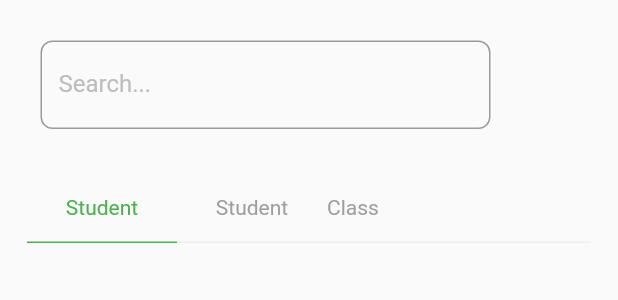
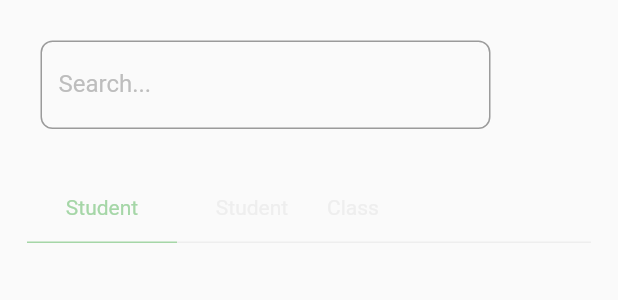
Before and after one commit to mahdinaghikhanii/School_Management, a Flutter app: the DashboardContent widget shown alone on an empty page, opened directly, on a phone screen of 412 x 824 dp. Shown: the top 300 px of the screen. Run offline on Flutter 3.47's test engine with Material 2 defaults, Android fonts, the phone set to English and light mode, and no system bars; our stand-ins replace flutter_bloc, rxdart, shared_preferences; accounts and stored records are empty.

Commit message:
create and add dashbord in my project

```diff
--- a/lib/screan/dashbord/dashbord.dart
+++ b/lib/screan/dashbord/dashbord.dart
@@ -6,6 +6,8 @@ import 'usereinfo.dart';
 import 'package:schoolmanagement/module/extension.dart';
 
 MBloc<int> _menu = MBloc<int>()..setValue(1);
+MBloc<int> _dashbordmenu = MBloc<int>()..setValue(1);
+MBloc<int> _dashhover = MBloc<int>()..setValue(1);
 
 class Dashboard extends StatelessWidget {
   const Dashboard({Key? key}) : super(key: key);
@@ -43,6 +45,12 @@ class DashboardContent extends StatelessWidget {
 
   @override
   Widget build(BuildContext context) {
+    return StreamBuilder<int>(
+        stream: _dashbordmenu.stream,
+        builder: (context, snapshot) {
+          if (!snapshot.hasData) {
+            return const MWaiting();
+          }
           return Column(
             crossAxisAlignment: CrossAxisAlignment.start,
             children: [
@@ -58,24 +66,70 @@ class DashboardContent extends StatelessWidget {
               ),
               Row(
                 children: [
-            Container(
+                  GestureDetector(
+                    onTap: () => _dashbordmenu.setValue(1),
+                    child: Container(
                         width: 100,
-                decoration: const BoxDecoration(
+                        decoration: BoxDecoration(
                           border: Border(
-                    bottom: BorderSide(color: Colors.green, width: 1),
+                            bottom: BorderSide(
+                                color: (snapshot.data ?? 0) == 1
+                                    ? Colors.green.shade200
+                                    : Colors.grey.shade200,
+                                width: 1),
                           ),
                         ),
                         padding: const EdgeInsets.only(bottom: 15),
-                child: "Student".toLabel(color: Colors.green).center),
-            Container(
+                        child: "Student"
+                            .toLabel(
+                              color: (snapshot.data ?? 0) == 1
+                                  ? Colors.green.shade200
+                                  : Colors.grey.shade200,
+                            )
+                            .center),
+                  ),
+                  GestureDetector(
+                    onTap: () => _dashbordmenu.setValue(2),
+                    child: Container(
                         width: 100,
                         decoration: BoxDecoration(
                           border: Border(
-                    bottom: BorderSide(color: Colors.grey.shade200, width: 1),
+                            bottom: BorderSide(
+                                color: (snapshot.data ?? 0) == 2
+                                    ? Colors.green.shade200
+                                    : Colors.grey.shade200,
+                                width: 1),
                           ),
                         ),
                         padding: const EdgeInsets.only(bottom: 15),
-                child: "Student".toLabel(color: Colors.grey).center),
+                        child: "Student"
+                            .toLabel(
+                              color: (snapshot.data ?? 0) == 2
+                                  ? Colors.green.shade200
+                                  : Colors.grey.shade200,
+                            )
+                            .center),
+                  ),
+                  GestureDetector(
+                    onTap: () => _dashbordmenu.setValue(3),
+                    child: Container(
+                        width: 100,
+                        decoration: BoxDecoration(
+                          border: Border(
+                            bottom: BorderSide(
+                                color: (snapshot.data ?? 0) == 3
+                                    ? Colors.green.shade200
+                                    : Colors.grey.shade200,
+                                width: 1),
+                          ),
+                        ),
+                        padding: const EdgeInsets.only(bottom: 15),
+                        child: "Class".toLabel(
+                          color: (snapshot.data ?? 0) == 3
+                              ? Colors.green.shade200
+                              : Colors.grey.shade200,
+                        )).center,
+                  ),
                   Container(
                       width: 100,
                       decoration: BoxDecoration(
@@ -85,11 +139,13 @@ class DashboardContent extends StatelessWidget {
                         ),
                       ),
                       padding: const EdgeInsets.only(bottom: 15),
-                    child: "Class".toLabel(color: Colors.grey))
-                .expanded,
+                      child: "".toLabel(
+                        color: Colors.grey.shade200,
+                      )).expanded,
                 ],
               )
             ],
           ).padding9.margin9;
+        });
   }
 }
```
Lines whose indentation alone changed are shown as unchanged.
